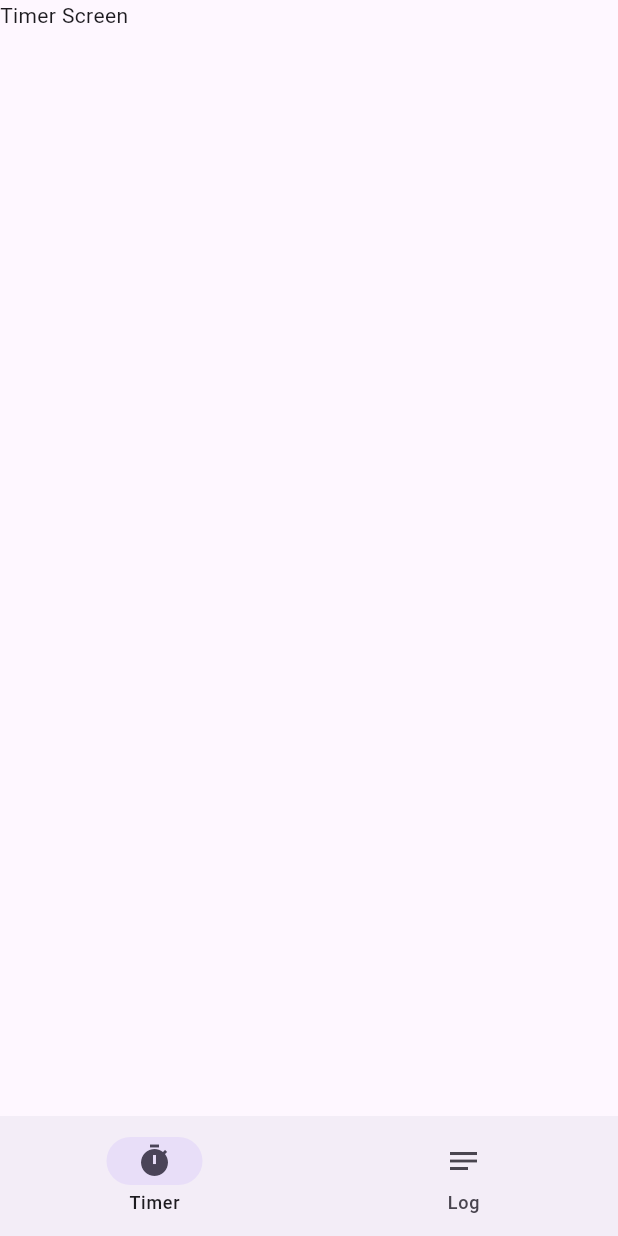
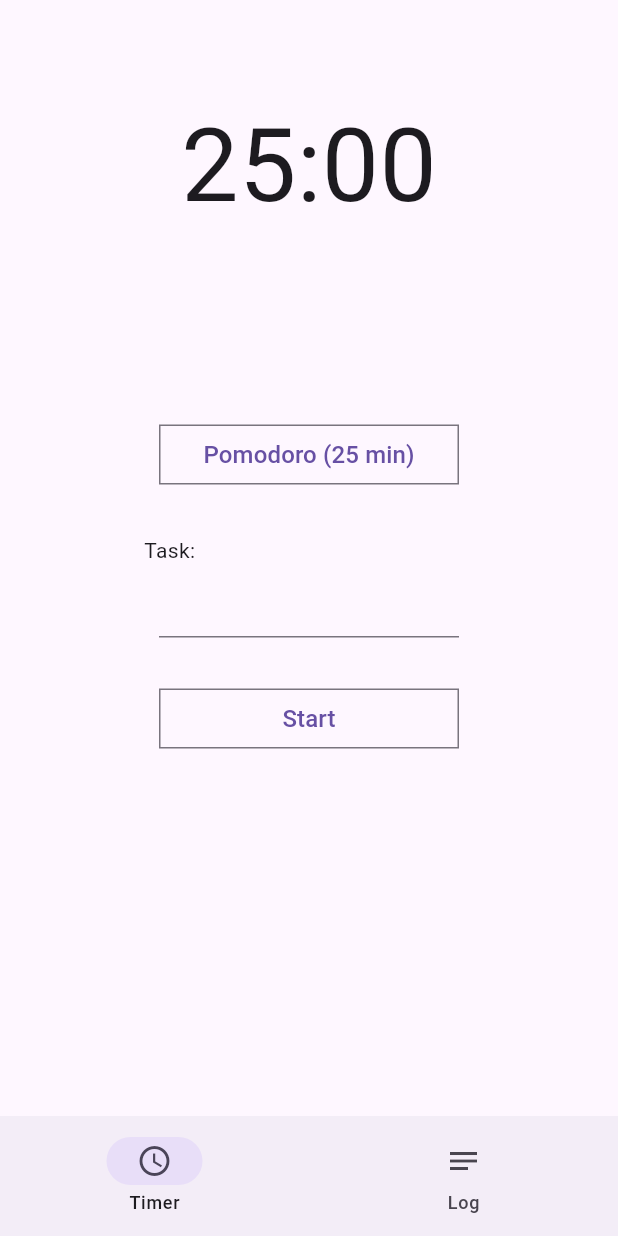
Before and after one commit to strawfervor/PomoSlice, a Flutter app: the screen it shows after launch, on a phone screen of 412 x 824 dp. Run offline on Flutter 3.47's test engine with Material 3 defaults, Android fonts, the phone set to English and light mode, and no system bars.

Commit message:
Basic timer screen design

```diff
--- /dev/null
+++ b/lib/components/background_container.dart
@@ -0,0 +1,17 @@
+import 'package:flutter/material.dart';
+
+
+class BackgroundContainer extends StatelessWidget {
+  const BackgroundContainer({super.key, required this.child});
+
+  final Widget child;
+
+  @override
+  Widget build(BuildContext context) {
+    return Container(
+      padding: EdgeInsets.symmetric(horizontal: 16, vertical: 32),
+      alignment: Alignment.topCenter,
+      child: SizedBox(width: 220, child: child),
+    );
+  }
+}
--- /dev/null
+++ b/lib/components/tasks_autocomplete.dart
@@ -0,0 +1,26 @@
+import 'package:flutter/material.dart';
+
+class TasksAutocomplete extends StatelessWidget {
+  const TasksAutocomplete({super.key});
+
+  //TODO: replace that with List created of user tasks in local storage
+  static const List<String> _kOptions = <String>['reading', 'programming', 'cleaning', 'running'];
+
+  @override
+  Widget build(BuildContext context) {
+    return Autocomplete<String>(
+      optionsBuilder: (TextEditingValue textEditingValue) {
+        if (textEditingValue.text == '') {
+          return const Iterable<String>.empty();
+        }
+        return _kOptions.where((String option) {
+          return option.contains(textEditingValue.text.toLowerCase());
+        },
+        );
+      },
+      onSelected: (String selection) {
+        debugPrint('You just selected $selection');
+      },
+    );
+  }
+}
--- a/lib/log_screen.dart
+++ b/lib/log_screen.dart
@@ -8,9 +8,6 @@
 }
 
 class _LogScreenState extends State<LogScreen> {
-  int screenNumber = 0;
-
-
   @override
   Widget build(context) {
     return Text("Log Screen");
--- a/lib/main_screen.dart
+++ b/lib/main_screen.dart
@@ -1,8 +1,9 @@
 import 'package:flutter/material.dart';
 import 'package:pomoslice/log_screen.dart';
 import 'package:pomoslice/timer_screen.dart';
+import 'package:pomoslice/components/background_container.dart';
 
-class MainScreen extends StatefulWidget{
+class MainScreen extends StatefulWidget {
   const MainScreen({super.key});
 
   @override
@@ -13,7 +14,6 @@
   int screenNumber = 0;
   Widget currentScreen = TimerScreen();
 
-
   @override
   Widget build(context) {
     currentScreen = (screenNumber == 0) ? TimerScreen() : LogScreen();
@@ -23,15 +23,15 @@
         onDestinationSelected: (int index) {
           setState(() {
             screenNumber = index;
-            print("Current screen index is: $index");
+            debugPrint("Current screen index is: $index");
           });
         },
         destinations: [
-          NavigationDestination(icon: Icon(Icons.timer), label: 'Timer'),
+          NavigationDestination(icon: Icon(Icons.access_time), label: 'Timer'),
           NavigationDestination(icon: Icon(Icons.notes), label: 'Log'),
-        ]
+        ],
       ),
-      body: currentScreen,
+        body: SafeArea(child: BackgroundContainer(child: currentScreen)),
     );
   }
 }
--- a/lib/timer_screen.dart
+++ b/lib/timer_screen.dart
@@ -1,6 +1,7 @@
 import 'package:flutter/material.dart';
+import 'package:pomoslice/components/tasks_autocomplete.dart';
 
-class TimerScreen extends StatefulWidget{
+class TimerScreen extends StatefulWidget {
   const TimerScreen({super.key});
 
   @override
@@ -8,11 +9,43 @@
 }
 
 class _TimerScreenState extends State<TimerScreen> {
-  int screenNumber = 0;
-
-
   @override
   Widget build(context) {
-    return Text("Timer Screen");
+    return Column(
+      children: [
+        SizedBox(height: 30),
+        Text(
+          "25:00",
+          style: TextStyle(fontSize: 68, fontWeight: FontWeight.w400),
+        ),
+        SizedBox(height: 120),
+        OutlinedButton(
+          onPressed: () => {},
+          style: ElevatedButton.styleFrom(
+            shape: const RoundedRectangleBorder(
+              borderRadius: BorderRadius.zero, // Ustawia ostre krawędzie
+            ),
+            fixedSize: const Size(200, 16),
+            padding: EdgeInsets.zero,
+          ),
+          child: Text("Pomodoro (25 min)", style: TextStyle(fontSize: 16)),
+        ),
+        SizedBox(height: 30),
+        Align(alignment: Alignment.bottomLeft, child: Text("Task:")),
+        SizedBox(width: 200, child: TasksAutocomplete()),
+        SizedBox(height: 30),
+        OutlinedButton(
+          onPressed: () => {},
+          style: ElevatedButton.styleFrom(
+            shape: const RoundedRectangleBorder(
+              borderRadius: BorderRadius.zero, // Ustawia ostre krawędzie
+            ),
+            fixedSize: const Size(200, 16),
+            padding: EdgeInsets.zero,
+          ),
+          child: Text("Start", style: TextStyle(fontSize: 16)),
+        ),
+      ],
+    );
   }
 }
```
